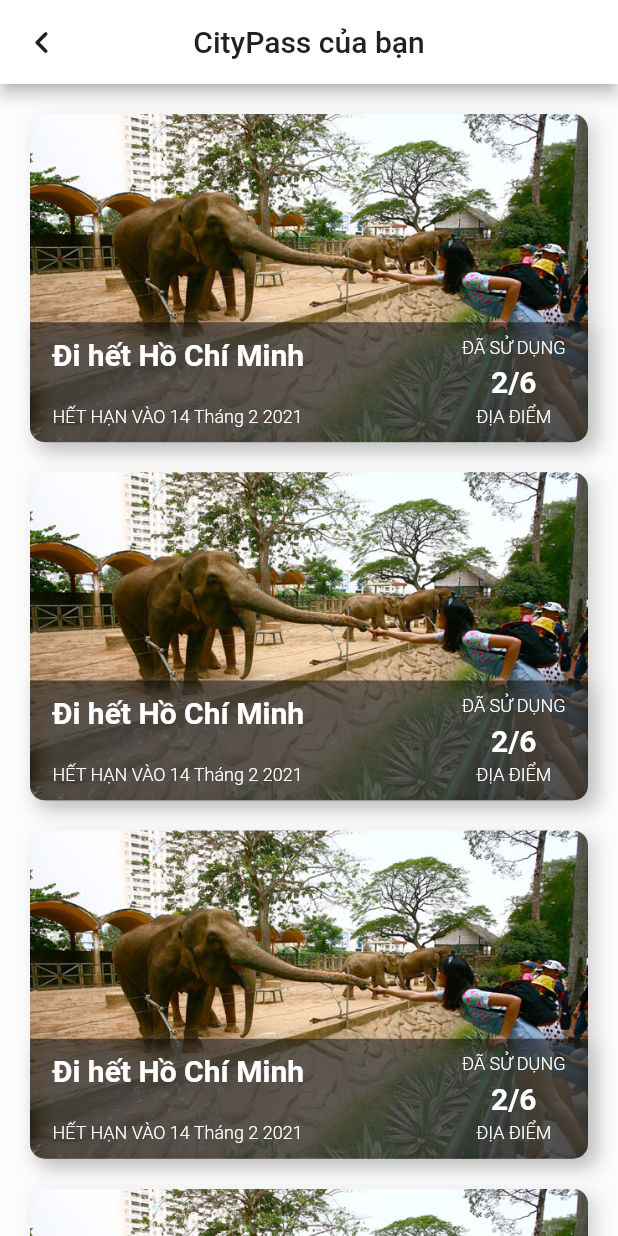
After one commit to mknguyentran/CityPassFlutter, a Flutter app: the UserPasses screen opened directly, on a phone screen of 412 x 824 dp. The commit adds this screen. Run offline on Flutter 3.47's test engine with Material 2 defaults, Android fonts, the phone set to English and light mode, and no system bars; Roboto replaces fonts that are missing (SFProRounded).

Commit message:
added available passes list

```diff
--- a/lib/constants.dart
+++ b/lib/constants.dart
@@ -1,4 +1,5 @@
 import 'package:flutter/material.dart';
+import 'package:intl/intl.dart';
 
 const kPrimaryColor = Color(0xFF3E4067);
 const kTextColor = Color(0xFF3F4168);
@@ -6,6 +7,9 @@ const kIconColor = Color(0xFF5E5E5E);
 const kWhiteIconColor = Color(0xFFFFFFFF);
 const cityPassPrimaryColor = Color(0xFF59BB4A);
 const cityPassDarkColor = Color(0xFF4C9F40);
+const cityPassDarkBackgroundColor = Color(0xFF2B5525);
+const lightGrayBackground = Color(0xFFFCFCFC);
+const textBlack = Color(0xFF212121);
 
 const kDefaultPadding = 20.0;
 
@@ -26,3 +30,5 @@ final smallShadow = BoxShadow(
   blurRadius: 3,
   color: Color(0xFFA0A0A0).withOpacity(0.56),
 );
+
+final DateFormat simpleDateFormat = new DateFormat("d LLL y", "vi_VN");
--- /dev/null
+++ b/lib/models/user_pass.dart
@@ -0,0 +1,47 @@
+import 'package:flutter/material.dart';
+
+class UserPass {
+  final String name, image;
+  final int totalDestination, usedDestination;
+  final DateTime expiredAt;
+
+  UserPass({
+    @required this.totalDestination,
+    @required this.usedDestination,
+    @required this.expiredAt,
+    @required this.name,
+    @required this.image,
+  })  : assert(usedDestination >= 0 && totalDestination > 0),
+        assert(usedDestination <= totalDestination);
+}
+
+List<UserPass> mockupUserPasses = [
+  UserPass(
+    totalDestination: 6,
+    usedDestination: 2,
+    expiredAt: new DateTime(2021, 2, 14),
+    name: "Đi hết Hồ Chí Minh",
+    image: "assets/images/thao_cam_vien.jpg",
+  ),
+  UserPass(
+    totalDestination: 6,
+    usedDestination: 2,
+    expiredAt: new DateTime(2021, 2, 14),
+    name: "Đi hết Hồ Chí Minh",
+    image: "assets/images/thao_cam_vien.jpg",
+  ),
+  UserPass(
+    totalDestination: 6,
+    usedDestination: 2,
+    expiredAt: new DateTime(2021, 2, 14),
+    name: "Đi hết Hồ Chí Minh",
+    image: "assets/images/thao_cam_vien.jpg",
+  ),
+  UserPass(
+    totalDestination: 6,
+    usedDestination: 2,
+    expiredAt: new DateTime(2021, 2, 14),
+    name: "Đi hết Hồ Chí Minh",
+    image: "assets/images/thao_cam_vien.jpg",
+  ),
+];
--- a/lib/screens/activity_detail/components/body/activity_including_passes.dart
+++ b/lib/screens/activity_detail/components/body/activity_including_passes.dart
@@ -36,7 +36,8 @@ class ActivityIncludingPasses extends StatelessWidget {
                     }),
                   );
                 }),
-                ))
+          ),
+        )
       ],
     );
   }
--- a/lib/screens/home/components/my_passes.dart
+++ /dev/null
@@ -1,11 +0,0 @@
-import 'package:flutter/material.dart';
-
-class MyPasses extends StatelessWidget {
-  @override
-  Widget build(BuildContext context) {
-    return Container(
-      alignment: Alignment.center,
-      child: Text("MyPasses Tab")
-    );
-  }
-}
--- a/lib/screens/home/home_screen.dart
+++ b/lib/screens/home/home_screen.dart
@@ -1,8 +1,9 @@
 import 'package:city_pass/screens/home/components/history.dart';
 import 'package:city_pass/screens/home/components/location.dart';
-import 'package:city_pass/screens/home/components/my_passes.dart';
 import 'package:city_pass/screens/home/components/passes.dart';
+import 'package:city_pass/screens/user_passes/user_passes.dart';
 import 'package:city_pass/shared/custom_nav_bar.dart';
+import 'package:flutter/cupertino.dart';
 import 'package:flutter/material.dart';
 import 'package:city_pass/screens/home/components/featured.dart';
 import 'package:city_pass/constants.dart';
@@ -14,7 +15,13 @@ class HomeScreen extends StatefulWidget {
 }
 
 class _HomeScreenState extends State<HomeScreen> {
-  static List<Widget> tabs = [Featured(), Locations(), MyPasses(), Passes(), History()];
+  static List<Widget> tabs = [
+    Featured(),
+    Locations(),
+    UserPasses(),
+    Passes(),
+    History()
+  ];
   int _currentIndex = 0;
 
   void _onItemTapped(int index) {
@@ -41,6 +48,14 @@ class _HomeScreenState extends State<HomeScreen> {
         ],
         focusedIndex: 2,
         onChange: _onItemTapped,
+        focusedAction: () {
+          Navigator.push(
+            context,
+            CupertinoPageRoute(builder: (context) {
+              return UserPasses();
+            }),
+          );
+        },
       ),
     );
   }
--- /dev/null
+++ b/lib/screens/user_passes/user_passes.dart
@@ -0,0 +1,57 @@
+import 'package:city_pass/constants.dart';
+import 'package:city_pass/models/user_pass.dart';
+import 'package:city_pass/shared/user_pass_card.dart';
+import 'package:flutter/material.dart';
+
+class UserPasses extends StatelessWidget {
+  @override
+  Widget build(BuildContext context) {
+    return Scaffold(
+        appBar: _buildAppBar(context),
+        backgroundColor: lightGrayBackground,
+        body: Padding(
+          padding: EdgeInsets.only(
+            top: kDefaultPadding,
+            left: kDefaultPadding,
+            right: kDefaultPadding,
+          ),
+          child: SingleChildScrollView(
+            clipBehavior: Clip.none,
+            child: Column(
+              children: [
+                ...List.generate(
+                  mockupUserPasses.length,
+                  (index) => Padding(
+                    padding: const EdgeInsets.only(bottom: 20),
+                    child: UserPassCard(
+                        pass: mockupUserPasses[index], press: () {}),
+                  ),
+                )
+              ],
+            ),
+          ),
+        ));
+  }
+}
+
+AppBar _buildAppBar(BuildContext context) {
+  return AppBar(
+    backgroundColor: Colors.white,
+    brightness: Brightness.light,
+    leading: IconButton(
+      color: textBlack,
+      icon: Icon(
+        Icons.chevron_left_rounded,
+        size: 30,
+      ),
+      onPressed: () {
+        Navigator.of(context).pop();
+      },
+    ),
+    title: Text(
+      "CityPass của bạn",
+      style: TextStyle(color: textBlack),
+    ),
+    centerTitle: true,
+  );
+}
--- a/lib/shared/custom_nav_bar.dart
+++ b/lib/shared/custom_nav_bar.dart
@@ -9,16 +9,18 @@ class CustomNavBar extends StatefulWidget {
   final int currentIndex;
   final int focusedIndex;
   final Function(int) onChange;
+  final Function() focusedAction;
 
-  const CustomNavBar(
-      {Key key,
-      this.backgroundColor = Colors.white,
-      this.itemColor = cityPassDarkColor,
-      this.currentIndex = 0,
-      @required this.children,
-      @required this.focusedIndex,
-      this.onChange})
-      : assert(focusedIndex >= 0 && focusedIndex < children.length),
+  const CustomNavBar({
+    Key key,
+    this.backgroundColor = Colors.white,
+    this.itemColor = cityPassDarkColor,
+    this.currentIndex = 0,
+    @required this.children,
+    @required this.focusedIndex,
+    @required this.onChange,
+    @required this.focusedAction,
+  })  : assert(focusedIndex >= 0 && focusedIndex < children.length),
         super(key: key);
 
   @override
@@ -26,9 +28,16 @@ class CustomNavBar extends StatefulWidget {
 }
 
 class _CustomNavBarState extends State<CustomNavBar> {
+
   void _changeIndex(int index) {
     if (widget.onChange != null) {
       widget.onChange(index);
+    }
+  }
+
+  void _focusedAction() {
+    if (widget.focusedAction != null) {
+      widget.focusedAction();
     }
   }
 
@@ -54,7 +63,7 @@ class _CustomNavBarState extends State<CustomNavBar> {
                   widget.focusedIndex != null && widget.focusedIndex == index;
               return GestureDetector(
                 onTap: () {
-                  _changeIndex(index);
+                  isFocused ? _focusedAction() : _changeIndex(index);
                 },
                 child: Container(
                   padding: EdgeInsets.all(5),
--- /dev/null
+++ b/lib/shared/user_pass_card.dart
@@ -0,0 +1,117 @@
+import 'package:city_pass/constants.dart';
+import 'package:city_pass/models/user_pass.dart';
+import 'package:city_pass/size_config.dart';
+import 'package:flutter/material.dart';
+import 'package:intl/date_symbol_data_local.dart';
+
+class UserPassCard extends StatelessWidget {
+  const UserPassCard({
+    Key key,
+    @required this.pass,
+    @required this.press,
+  }) : super(key: key);
+
+  final UserPass pass;
+  final GestureTapCallback press;
+
+  @override
+  Widget build(BuildContext context) {
+    initializeDateFormatting("vi_VN", null);
+    return GestureDetector(
+      onTap: press,
+      child: Container(
+        decoration: BoxDecoration(
+          boxShadow: [kDefaultShadow],
+        ),
+        child: Stack(
+          children: [
+            AspectRatio(
+              aspectRatio: 1.7,
+              child: Container(
+                decoration: BoxDecoration(
+                  borderRadius: BorderRadius.circular(10),
+                  image: DecorationImage(
+                    image: AssetImage(pass.image),
+                    fit: BoxFit.cover,
+                  ),
+                ),
+              ),
+            ),
+            Positioned.fill(
+              bottom: getProportionateScreenWidth(0),
+              child: Align(
+                alignment: Alignment.bottomCenter,
+                child: Container(
+                  height: 80,
+                  alignment: Alignment.centerLeft,
+                  padding: EdgeInsets.fromLTRB(15, 10, 15, 10),
+                  decoration: BoxDecoration(
+                    color: Colors.black.withOpacity(0.5),
+                    boxShadow: [kDefaultShadow],
+                    borderRadius: BorderRadius.only(
+                      bottomLeft: Radius.circular(10),
+                      bottomRight: Radius.circular(10),
+                    ),
+                  ),
+                  child: Row(
+                    mainAxisAlignment: MainAxisAlignment.spaceBetween,
+                    children: [
+                      Column(
+                        crossAxisAlignment: CrossAxisAlignment.start,
+                        mainAxisAlignment: MainAxisAlignment.spaceBetween,
+                        children: [
+                          Text(
+                            pass.name,
+                            style: TextStyle(
+                                fontSize: 20,
+                                fontWeight: FontWeight.bold,
+                                color: Colors.white),
+                          ),
+                          Text(
+                            "HẾT HẠN VÀO " +
+                                simpleDateFormat.format(pass.expiredAt),
+                            style: TextStyle(
+                                fontSize: 12,
+                                fontWeight: FontWeight.w300,
+                                color: Colors.white),
+                          ),
+                        ],
+                      ),
+                      Column(
+                        crossAxisAlignment: CrossAxisAlignment.center,
+                        mainAxisAlignment: MainAxisAlignment.spaceBetween,
+                        children: [
+                          Text(
+                            "ĐÃ SỬ DỤNG",
+                            style: TextStyle(
+                                fontSize: 12,
+                                fontWeight: FontWeight.w300,
+                                color: Colors.white),
+                          ),
+                          Text(
+                            "${pass.usedDestination}/${pass.totalDestination}",
+                            style: TextStyle(
+                                fontSize: 20,
+                                fontWeight: FontWeight.bold,
+                                color: Colors.white),
+                          ),
+                          Text(
+                            "ĐỊA ĐIỂM",
+                            style: TextStyle(
+                                fontSize: 12,
+                                fontWeight: FontWeight.w300,
+                                color: Colors.white),
+                          ),
+                        ],
+                      ),
+                    ],
+                  ),
+                ),
+              ),
+            )
+          ],
+        ),
+      ),
+    );
+  }
+}
```
Lines whose indentation alone changed are shown as unchanged.
